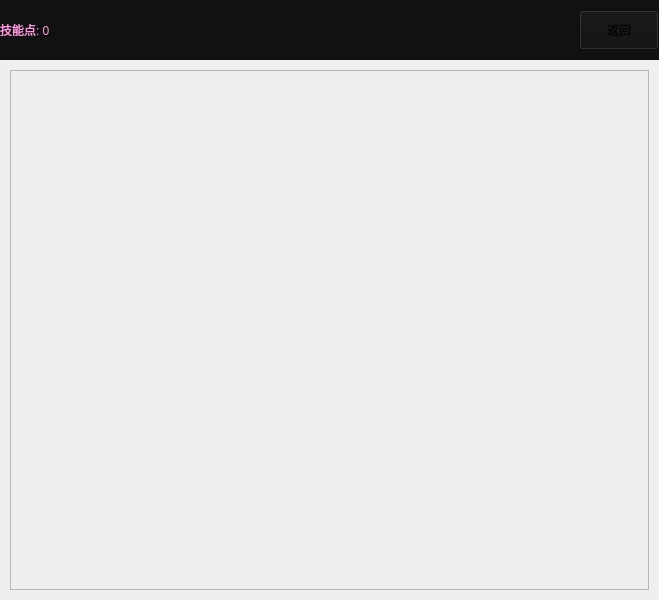
The window that skilltreepage.ui (X-Hbin/game_xxl) describes before a commit, drawn with Qt 5.
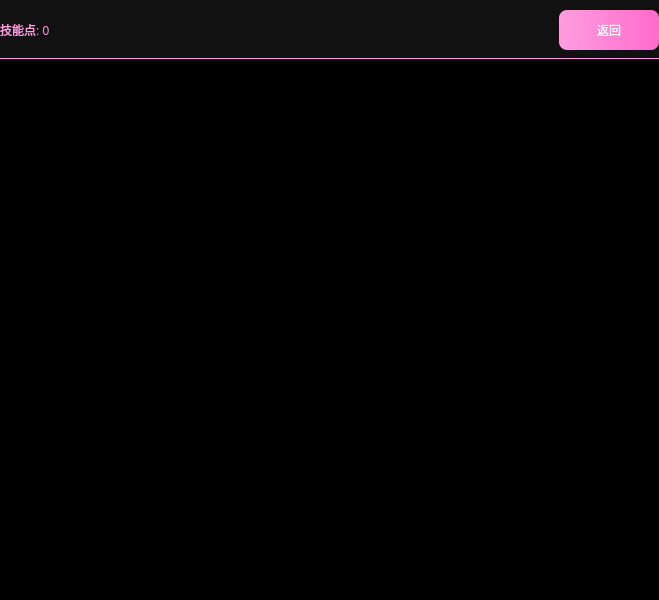
The same window after the commit.

```diff
--- a/skilltreepage.ui
+++ b/skilltreepage.ui
@@ -13,6 +13,19 @@
   <property name="windowTitle">
    <string>技能树</string>
   </property>
+  <property name="styleSheet">
+   <string notr="true">QWidget {
+    background-color: #000000;  <!-- 改为黑色 -->
+}
+QLabel {
+    color: #ffffff;
+    font-family: 'Microsoft YaHei';
+}
+QPushButton {
+    border-radius: 8px;
+    font: bold 10pt 'Microsoft YaHei';
+}</string>
+  </property>
   <widget class="QWidget" name="topBar" native="true">
    <property name="geometry">
     <rect>
@@ -23,7 +36,7 @@
     </rect>
    </property>
    <property name="styleSheet">
-    <string notr="true">background:#111;</string>
+    <string notr="true">background:#111; border-bottom:2px solid #ff9de0;</string>
    </property>
    <layout class="QHBoxLayout" name="horizontalLayout">
     <item>
@@ -43,7 +56,7 @@
       </property>
       <property name="sizeHint" stdset="0">
        <size>
-        <width>40</width>
+        <width>36</width>
         <height>20</height>
        </size>
       </property>
@@ -53,12 +66,24 @@
      <widget class="QPushButton" name="btnBack">
       <property name="minimumSize">
        <size>
-        <width>0</width>
+        <width>100</width>
         <height>40</height>
        </size>
       </property>
       <property name="styleSheet">
-       <string notr="true"/>
+       <string notr="true">QPushButton{
+    color:#fff;
+    font:14pt 'Microsoft YaHei';
+    border:none;
+    border-radius:8px;
+    background:qlineargradient(x1:0,y1:0,x2:1,y2:0, stop:0 #ff9de0, stop:1 #ff6bcb);
+}
+QPushButton:hover{
+    background:qlineargradient(x1:0,y1:0,x2:1,y2:0, stop:0 #ff6bcb, stop:1 #ff4fa5);
+}
+QPushButton:pressed{
+    background:qlineargradient(x1:0,y1:0,x2:1,y2:0, stop:0 #ff4fa5, stop:1 #e0438c);
+}</string>
       </property>
       <property name="text">
        <string>返回</string>
@@ -70,10 +95,10 @@
   <widget class="QScrollArea" name="scrollArea">
    <property name="geometry">
     <rect>
-     <x>10</x>
-     <y>70</y>
-     <width>639</width>
-     <height>520</height>
+     <x>0</x>
+     <y>59</y>
+     <width>661</width>
+     <height>541</height>
     </rect>
    </property>
    <property name="widgetResizable">
@@ -84,8 +109,8 @@
      <rect>
       <x>0</x>
       <y>0</y>
-      <width>637</width>
-      <height>518</height>
+      <width>659</width>
+      <height>539</height>
      </rect>
     </property>
     <layout class="QVBoxLayout" name="skillTreeLayout">
```
Left out of the diff: 2 changed lines with no effect on the pictures.
